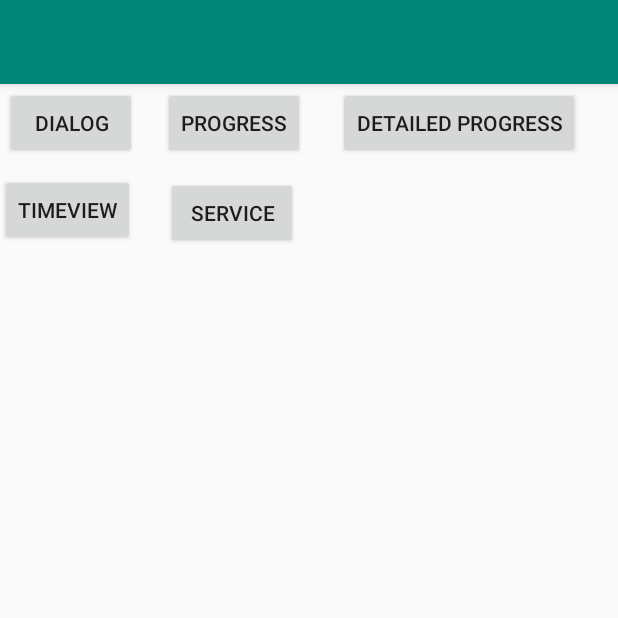
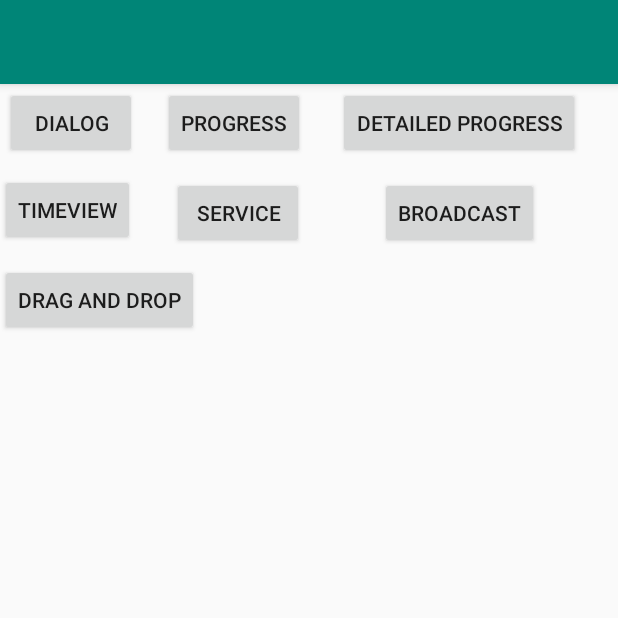
Before and after one commit to HTC77/android-examples, an Android app: the screen it shows after launch (MainActivity), on a phone screen of 412 x 824 dp, the top half of it. Run offline under Robolectric (Android 15) with nearby library versions, the light colour scheme and no system bars.

Commit message:
Broadcast + Drag and Drop

```diff
--- a/app/src/main/res/layout/activity_main.xml
+++ b/app/src/main/res/layout/activity_main.xml
@@ -59,8 +59,34 @@
         android:layout_marginStart="2dp"
         android:layout_marginLeft="2dp"
         android:layout_marginTop="12dp"
+        android:layout_marginEnd="8dp"
+        android:layout_marginRight="8dp"
         android:onClick="onBtnServiceClick"
         android:text="Service"
+        app:layout_constraintEnd_toStartOf="@+id/button4"
+        app:layout_constraintHorizontal_bias="0.085"
         app:layout_constraintStart_toStartOf="@+id/button2"
         app:layout_constraintTop_toBottomOf="@+id/button2" />
+
+    <Button
+        android:id="@+id/button4"
+        android:layout_width="wrap_content"
+        android:layout_height="wrap_content"
+        android:layout_marginStart="28dp"
+        android:layout_marginLeft="28dp"
+        android:layout_marginTop="12dp"
+        android:onClick="onBtnBroadcastClick"
+        android:text="Broadcast"
+        app:layout_constraintStart_toStartOf="@+id/button3"
+        app:layout_constraintTop_toBottomOf="@+id/button3" />
+
+    <Button
+        android:id="@+id/button6"
+        android:layout_width="wrap_content"
+        android:layout_height="wrap_content"
+        android:layout_marginTop="10dp"
+        android:onClick="onBtnDragDropClick"
+        android:text="Drag and Drop"
+        app:layout_constraintStart_toStartOf="parent"
+        app:layout_constraintTop_toBottomOf="@+id/btnService" />
 </android.support.constraint.ConstraintLayout>
```
Also changed, not shown: app/src/main/AndroidManifest.xml (+12 -1 lines), app/src/main/java/com/example/androidexamples/DragDropActivity.java (added, +96 -0 lines), app/src/main/java/com/example/androidexamples/MainActivity.java (+7 -0 lines), app/src/main/java/com/example/androidexamples/MyReceiver.java (added, +14 -0 lines), app/src/main/res/layout/activity_drag_drop.xml (added, +34 -0 lines), app/src/main/res/drawable/abc.jpg (added).
